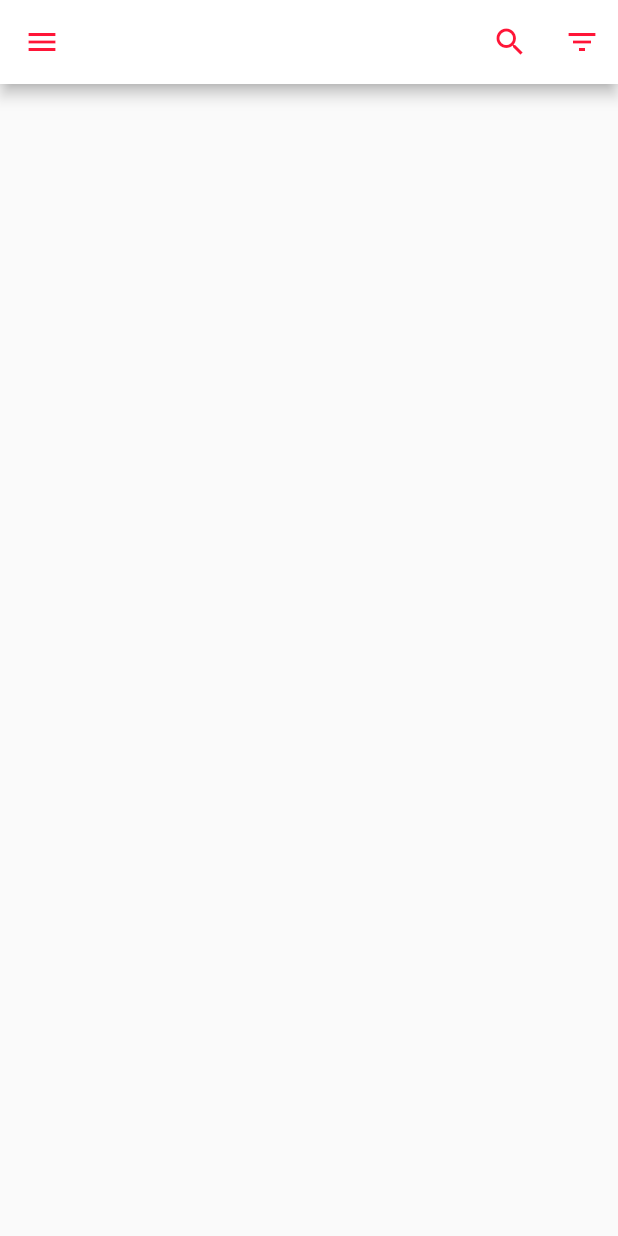
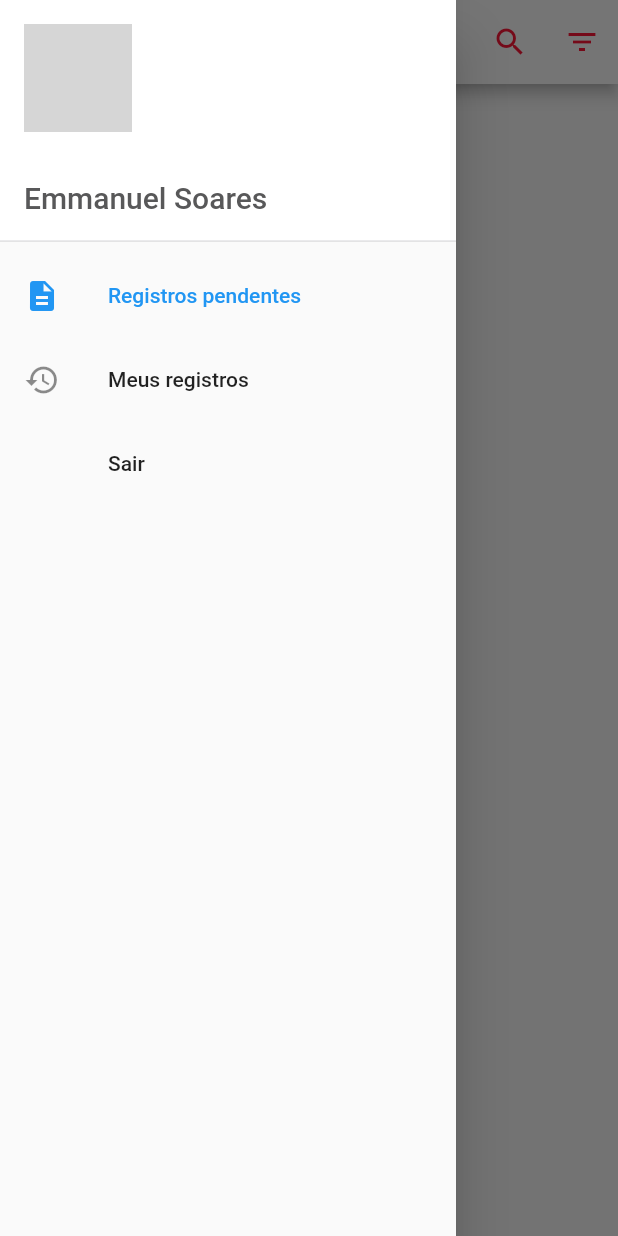
Before and after one commit to leandro-mancini/flutter_clean_architecture, a Flutter app: the RegistrosPendentes screen opened by its route, with the side drawer open (before the commit the screen has no drawer), on a phone screen of 412 x 824 dp. Run offline on Flutter 3.47's test engine with Material 2 defaults, Android fonts, the phone set to English and light mode, and no system bars; our stand-ins replace flutter_clean_architecture; network calls fail; grey boxes are pictures that could not be loaded.

Commit message:
Navigation Drawer

```diff
--- a/lib/src/app/pages/registros_pendentes/registros_pendentes_view.dart
+++ b/lib/src/app/pages/registros_pendentes/registros_pendentes_view.dart
@@ -2,6 +2,12 @@ import 'package:aprove_me/src/app/pages/registros_pendentes/registros_pendentes_
 import 'package:flutter/foundation.dart';
 import 'package:flutter/material.dart';
 import 'package:flutter_clean_architecture/flutter_clean_architecture.dart';
+
+class DrawerItem {
+  String title;
+  IconData icon;
+  DrawerItem(this.title, this.icon);
+}
 
 class RegistrosPendentes extends View {
   @override
@@ -11,15 +17,56 @@ class RegistrosPendentes extends View {
 class _RegistrosPendentesState extends ViewState<RegistrosPendentes, RegistrosPendentesController> {
   _RegistrosPendentesState(RegistrosPendentesController controller) : super(controller);
 
+  var _scaffoldKey = new GlobalKey<ScaffoldState>();
+
+  int _selectedDrawerIndex = 0;
+
+  final drawerItems = [
+    new DrawerItem('Registros pendentes', Icons.description),
+    new DrawerItem('Meus registros', Icons.history),
+    new DrawerItem('Sair', null)
+  ];
+
+  _onSelectItem(int index) {
+    setState(() => _selectedDrawerIndex = index);
+
+    switch(index) {
+      case 0:
+        print('Registros pendentes');
+        break;
+      case 1:
+        print('Meus registros');
+        break;
+      case 2:
+        Navigator.pushNamed(context, '/');
+        break;
+    }
+  }
+
   @override
   Widget build(BuildContext context) {
+    var drawerOptions = <Widget>[];
+
+    for (var i = 0; i < drawerItems.length; i++) {
+      var d = drawerItems[i];
+      drawerOptions.add(
+        new ListTile(
+          leading: new Icon(d.icon),
+          title: new Text(d.title),
+          selected: i == _selectedDrawerIndex,
+          onTap: () => _onSelectItem(i),
+        )
+      );
+    }
+
     return Scaffold(
+      key: _scaffoldKey,
       appBar: AppBar(
         backgroundColor: Colors.white,
         leading: IconButton(
           icon: Icon(Icons.menu),
           color: Color(0xFFFF1537),
-          onPressed: () => {},
+          onPressed: () => _scaffoldKey.currentState.openDrawer(),
         ),
         actions: <Widget>[
           IconButton(
@@ -39,6 +86,36 @@ class _RegistrosPendentesState extends ViewState<RegistrosPendentes, RegistrosPe
             onPressed: () {},
           ),
         ],
+      ),
+      drawer: Drawer(
+        child: Column(
+          children: <Widget>[
+            UserAccountsDrawerHeader(
+              currentAccountPicture: CircleAvatar(
+                radius: 50,
+                backgroundColor: const Color(0xFFEAEAEC),
+                backgroundImage: NetworkImage("https://www.shareicon.net/data/256x256/2015/09/24/106425_man_512x512.png"),
+              ),
+              accountName: Text(
+                'Emmanuel Soares',
+                style: TextStyle(
+                  fontSize: 20,
+                  color: Color(0xFF585859),
+                ),
+              ),
+              accountEmail: null,
+              decoration: BoxDecoration(
+                color: Colors.white,
+                border: Border(
+                  bottom: BorderSide(color: Color(0xFFEAEAEC)),
+                )
+              ),
+            ),
+            Column(
+              children: drawerOptions
+            ),
+          ],
+        ),
       ),
     );
   }
```
Also changed, not shown: assets/img_avatar.jpg (added).
